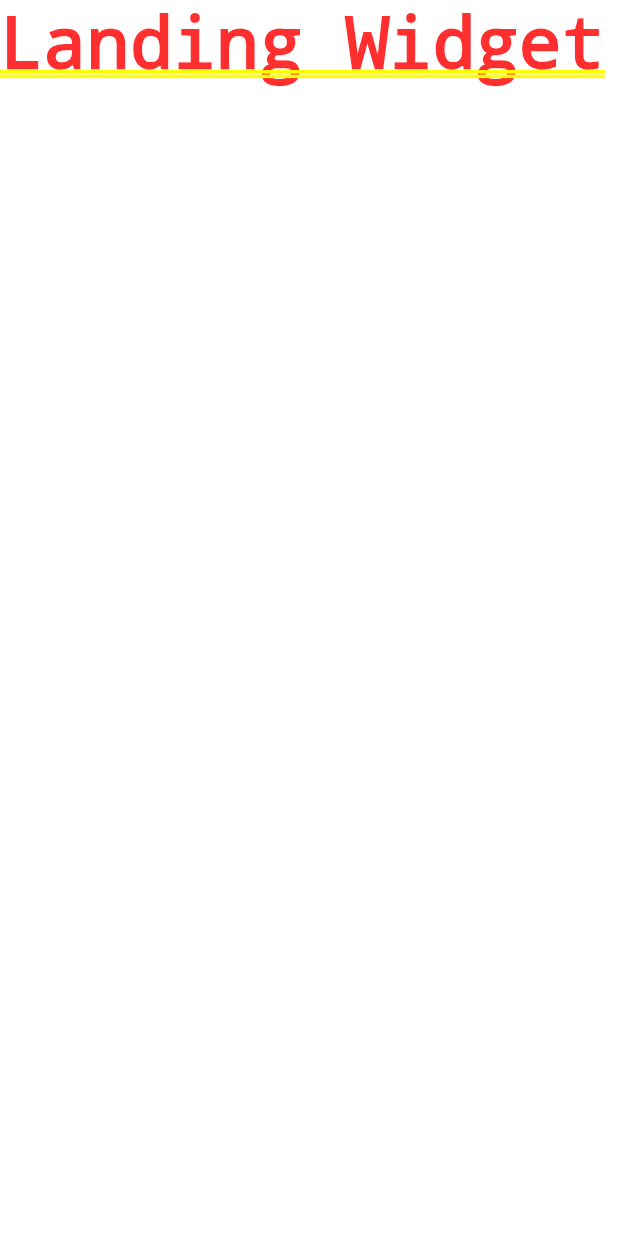
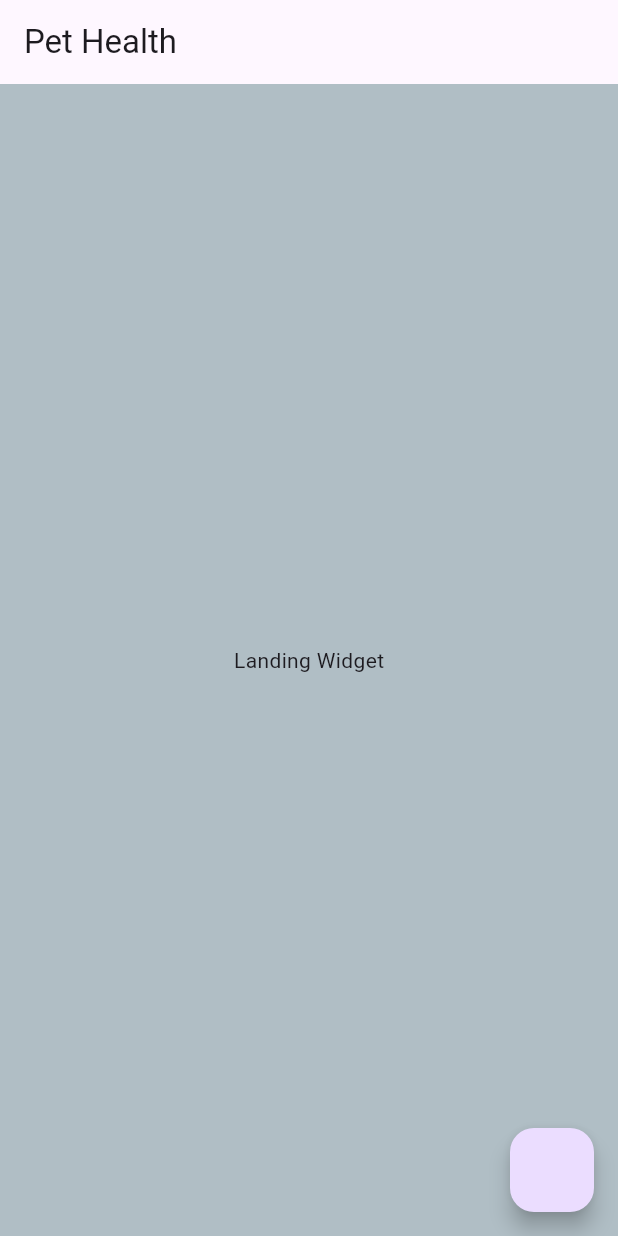
Before and after one commit to pdpan0/pet_health, a Flutter app: the screen it shows after launch, on a phone screen of 412 x 824 dp. Run offline on Flutter 3.47's test engine with Material 2 defaults, Android fonts, the phone set to English and light mode, and no system bars.

Commit message:
feat: definindo rotas e widgets iniciais

```diff
--- /dev/null
+++ b/lib/constants/routes.dart
@@ -0,0 +1,2 @@
+const landing = '/';
+const schedule = '/schedule';
--- a/lib/main.dart
+++ b/lib/main.dart
@@ -1,4 +1,6 @@
 import 'package:flutter/material.dart';
+
+import 'package:pet_health/constants/routes.dart';
 import 'package:pet_health/screens/landing.dart';
 import 'package:pet_health/screens/schedule.dart';
 
@@ -18,8 +20,8 @@ class MyApp extends StatelessWidget {
         useMaterial3: true,
       ),
       routes: {
-        "/": (context) => const LandingWidget(),
-        "/schedule": (context) => const ScheduleWidget()
+        landing: (context) => const LandingWidget(),
+        schedule: (context) => const ScheduleWidget()
       },
     );
   }
--- a/lib/screens/landing.dart
+++ b/lib/screens/landing.dart
@@ -1,4 +1,5 @@
 import 'package:flutter/material.dart';
+import 'package:pet_health/constants/routes.dart';
 
 class LandingWidget extends StatefulWidget {
   const LandingWidget({super.key});
@@ -11,6 +12,17 @@ class _LandingWidgetState extends State<LandingWidget> {
 
   @override
   Widget build(BuildContext context) {
-    return const Text("Landing Widget");
+    return Scaffold(
+      appBar: AppBar(
+        title: const Text('Pet Health'),
+      ),
+      body: const Center(
+        child: Text('Landing Widget'),
+      ),
+      backgroundColor: Colors.blueGrey.shade200,
+      floatingActionButton: FloatingActionButton(
+        onPressed: () => Navigator.pushNamed(context, schedule),
+      ),
+    );
   }
 }
```
Also changed, not shown: lib/screens/schedule.dart (+9 -1 lines).
